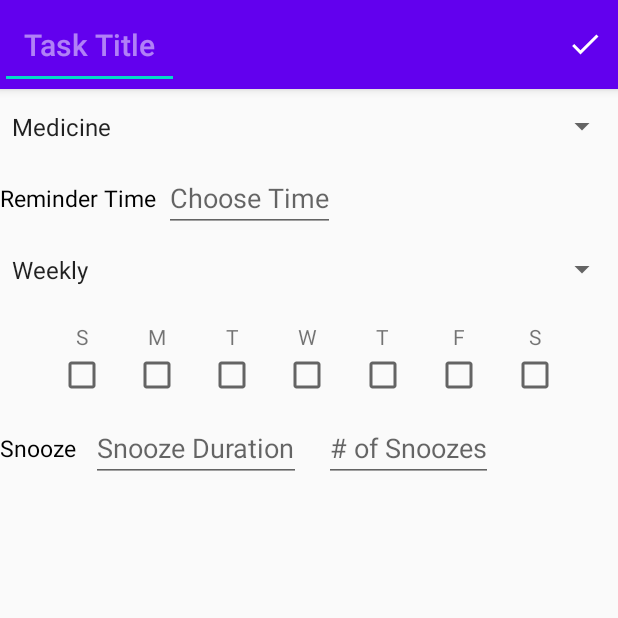
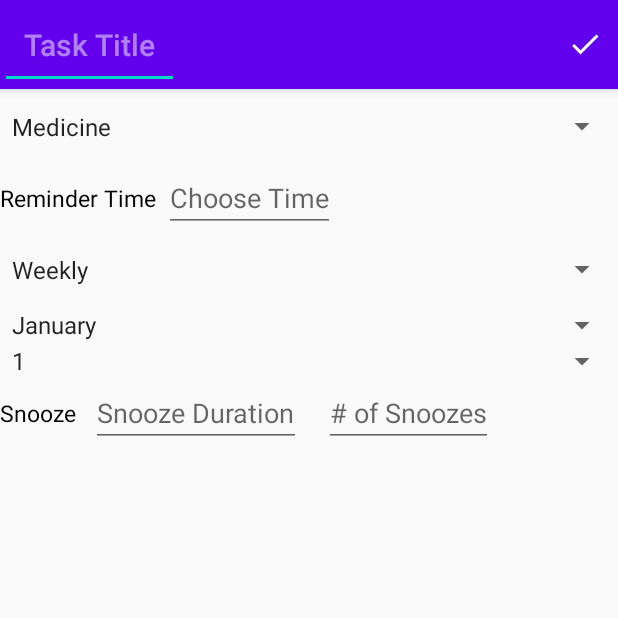
Before and after one commit to GNG2101-Group12/Multi-Reminder-App, an Android app: the CreateReminderActivity screen opened directly, with no data from a screen before it, on a phone screen of 412 x 824 dp, the top half of it. Run offline under Robolectric (Android 15) with nearby library versions, the phone set to English and light mode, and no system bars; libraries missing offline, so code that uses them is left out: mobi.upod.timedurationpicker.

```diff
--- a/app/src/main/res/layout/activity_create_reminder.xml
+++ b/app/src/main/res/layout/activity_create_reminder.xml
@@ -81,6 +81,8 @@
     <LinearLayout
         android:layout_width="match_parent"
         android:layout_height="wrap_content"
+        android:id="@+id/WeeklyView"
+        android:visibility="gone"
         android:orientation="horizontal"
         android:gravity="center_horizontal"
         android:layout_marginHorizontal="30dp">
@@ -207,6 +209,37 @@
         </LinearLayout>
 
     </LinearLayout>
+
+<!--    Month Frequency-->
+    <Spinner
+        android:id="@+id/DaySpinner"
+        android:layout_width="fill_parent"
+        android:layout_height="wrap_content"
+        android:drawSelectorOnTop="true"
+        android:entries="@array/Days"
+        android:visibility="gone"/>
+
+<!--    Yearly Frequency-->
+    <LinearLayout
+
+        android:layout_width="match_parent"
+        android:layout_height="wrap_content"
+        android:orientation="vertical"
+        android:visibility="visible">
+
+        <Spinner
+            android:layout_width="fill_parent"
+            android:layout_height="wrap_content"
+            android:entries="@array/Months"
+            />
+
+        <Spinner
+            android:layout_width="match_parent"
+            android:layout_height="wrap_content"
+            android:entries="@array/Days"/>
+    </LinearLayout>
+
+
     <LinearLayout
         android:layout_width="match_parent"
         android:layout_height="wrap_content"
--- a/app/src/main/res/values/strings.xml
+++ b/app/src/main/res/values/strings.xml
@@ -26,4 +26,53 @@
     <string name="snooze_duration">Snooze Duration</string>
     <string name="num_of_snoozes"># of Snoozes</string>
     <string name="reminder_time">Reminder Time</string>
+
+    <string-array name="Months">
+        <item>January</item>
+        <item>February</item>
+        <item>March</item>
+        <item>April</item>
+        <item>May</item>
+        <item>June</item>
+        <item>July</item>
+        <item>August</item>
+        <item>September</item>
+        <item>October</item>
+        <item>November</item>
+        <item>December</item>
+    </string-array>
+
+    <string-array name="Days">
+        <item>1</item>
+        <item>2</item>
+        <item>3</item>
+        <item>4</item>
+        <item>5</item>
+        <item>6</item>
+        <item>7</item>
+        <item>8</item>
+        <item>9</item>
+        <item>10</item>
+        <item>11</item>
+        <item>12</item>
+        <item>13</item>
+        <item>14</item>
+        <item>15</item>
+        <item>16</item>
+        <item>17</item>
+        <item>18</item>
+        <item>19</item>
+        <item>20</item>
+        <item>21</item>
+        <item>22</item>
+        <item>23</item>
+        <item>24</item>
+        <item>25</item>
+        <item>26</item>
+        <item>27</item>
+        <item>28</item>
+        <item>29</item>
+        <item>30</item>
+        <item>31</item>
+    </string-array>
 </resources>
```
Also changed, not shown: 1 other file.
